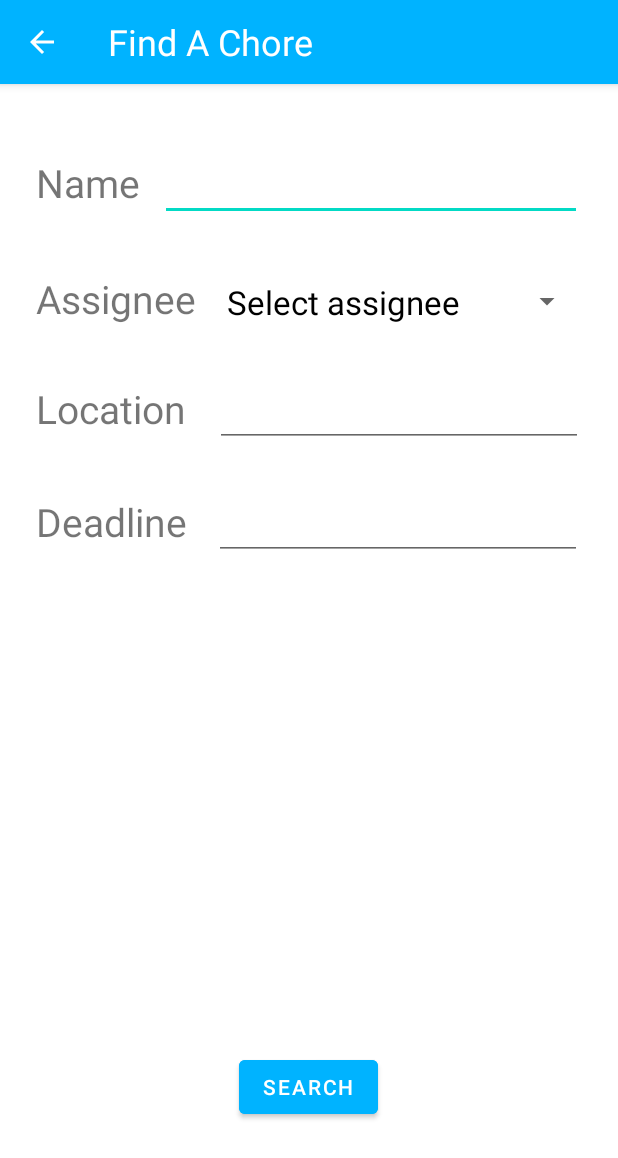
After one commit to oegi00/ChoreChart, an Android app: the SearchChoreActivity screen opened directly, with no data from a screen before it, on a phone screen of 412 x 824 dp. The commit adds this screen. Shown: the top 1158 px of the screen. Run offline under Robolectric (Android 15) with nearby library versions, the phone set to English and light mode, and no system bars.

Commit message:
Added Search Chore screen

```diff
--- a/ChoreChart/app/src/main/java/com/example/chorechart/activities/AddingRoommatesActivity.java
+++ b/ChoreChart/app/src/main/java/com/example/chorechart/activities/AddingRoommatesActivity.java
@@ -48,7 +48,6 @@ public class AddingRoommatesActivity extends AppCompatActivity {
         // When clicked, goes back to the previous activity
         toolbar.setNavigationIcon(ResourcesCompat.getDrawable(getResources(), R.drawable.ic_action_back, getTheme()));
         toolbar.setNavigationOnClickListener(view -> {
-            System.out.println("I am going back");
             onBackPressed();    // Using built-in function
         });
 
@@ -84,7 +83,8 @@ public class AddingRoommatesActivity extends AppCompatActivity {
         skipContinueButton.setOnClickListener(view -> {
             Intent addingRoommatesActivityIntent = getIntent();
             String addingRoommatesActivityMessage = addingRoommatesActivityIntent.getStringExtra("userName");
-            // To start a new Activity, uncomment the code below and enter the the name of the class to jump to. Remove this comment when finished.
+
+            // TODO To start a new Activity, uncomment the code below and enter the name of the class to jump to.
 
 //            Intent homeScreenIntent = new Intent(this, Enter the Class Name);
 //
@@ -118,6 +118,7 @@ public class AddingRoommatesActivity extends AppCompatActivity {
         return super.dispatchTouchEvent(ev);
     }
 
+    // Changes the button text
     private class InputValidator implements TextWatcher {
 
         @Override
--- /dev/null
+++ b/ChoreChart/app/src/main/java/com/example/chorechart/activities/SearchChoreActivity.java
@@ -0,0 +1,132 @@
+package com.example.chorechart.activities;
+
+import androidx.appcompat.app.AppCompatActivity;
+import androidx.appcompat.widget.Toolbar;
+import androidx.core.content.res.ResourcesCompat;
+
+import android.app.DatePickerDialog;
+import android.content.Context;
+import android.content.Intent;
+import android.icu.text.SimpleDateFormat;
+import android.icu.util.Calendar;
+import android.os.Bundle;
+import android.view.MotionEvent;
+import android.view.View;
+import android.view.inputmethod.InputMethodManager;
+import android.widget.AdapterView;
+import android.widget.ArrayAdapter;
+import android.widget.Button;
+import android.widget.EditText;
+import android.widget.Spinner;
+import android.widget.TextView;
+
+import com.example.chorechart.R;
+
+import java.util.ArrayList;
+import java.util.Locale;
+
+public class SearchChoreActivity extends AppCompatActivity {
+
+    private Toolbar toolbar;
+    private final Calendar calendar = Calendar.getInstance();
+    private EditText choreName;
+    private Spinner assignee;
+    private EditText location;
+    private EditText deadline;
+    private Button searchButton;
+    private int dropdownPosition = 0;   // Tracks the selected position of the dropdown menu
+    @Override
+    protected void onCreate(Bundle savedInstanceState) {
+        super.onCreate(savedInstanceState);
+        setContentView(R.layout.activity_search_chore);
+
+        toolbar = findViewById(R.id.searchScreenToolbar);
+        choreName = findViewById(R.id.searchChoreNameEditText);
+        assignee = findViewById(R.id.searchAssigneeSpinner);
+        location = findViewById(R.id.searchLocationEditView);
+        deadline = findViewById(R.id.searchDeadlineEditText);
+        searchButton = findViewById(R.id.searchChoreButton);
+
+        // TODO uncomment the following line
+        //Intent searchChoreActivityIntent = getIntent();
+        ArrayList<String> names = new ArrayList<>();
+        names.add("Select assignee");
+
+        // TODO uncomment next lines
+//        names.add(searchChoreActivityIntent.getStringExtra("userName"));
+//        String roommate1 = searchChoreActivityIntent.getStringExtra("roommate1");
+//        String roommate2 = searchChoreActivityIntent.getStringExtra("roommate2");
+//        String roommate3 = searchChoreActivityIntent.getStringExtra("roommate3");
+
+//        if (!roommate1.isEmpty()) { names.add(roommate1); }
+//        if (!roommate2.isEmpty()) { names.add(roommate2); }
+//        if (!roommate3.isEmpty()) { names.add(roommate3); }
+
+        ArrayAdapter<String> assigneeAdapter = new ArrayAdapter<>(this, R.layout.spinner__dropdown_item, names);
+        assignee.setAdapter(assigneeAdapter);
+
+        // Adds a back button to the toolbar
+        // When clicked, goes back to the previous activity
+        toolbar.setNavigationIcon(ResourcesCompat.getDrawable(getResources(), R.drawable.ic_action_back, getTheme()));
+        toolbar.setNavigationOnClickListener(view -> {
+            onBackPressed();    // Using built-in function
+        });
+
+        // Creates a Calendar popup
+        // Utilizes updateLabel function
+        DatePickerDialog.OnDateSetListener date = (datePicker, year, month, dayOfMonth) -> {
+            calendar.set(Calendar.YEAR, year);
+            calendar.set(Calendar.MONTH, month);
+            calendar.set(Calendar.DAY_OF_MONTH, dayOfMonth);
+            updateLabel();
+        };
+
+        // Gets the position of the selected item in the dropdown menu
+        assignee.setOnItemSelectedListener(new AdapterView.OnItemSelectedListener() {
+            @Override
+            public void onItemSelected(AdapterView<?> adapterView, View view, int position, long l) {
+                dropdownPosition = position;
+            }
+
+            @Override
+            public void onNothingSelected(AdapterView<?> adapterView) {
+            }
+        });
+
+        // Displays the Calendar popup when the user taps on the "Deadline" box
+        deadline.setOnClickListener(view -> new DatePickerDialog(SearchChoreActivity.this, date, calendar.get(Calendar.YEAR), calendar.get(Calendar.MONTH), calendar.get(Calendar.DAY_OF_MONTH)).show());
+
+        searchButton.setOnClickListener(view -> {
+            Intent searchResultsActivityIntent = new Intent(SearchChoreActivity.this, SearchResultsActivity.class);
+
+            searchResultsActivityIntent.putExtra("name", choreName.getText().toString());
+            searchResultsActivityIntent.putExtra("assignee", names.get(dropdownPosition));
+            searchResultsActivityIntent.putExtra("location", location.getText().toString());
+            searchResultsActivityIntent.putExtra("deadline", deadline.getText().toString());
+
+            startActivity(searchResultsActivityIntent);
+        });
+    }
+
+    // Removes virtual keyboard from the screen when the user taps anywhere on the screen except the EditText box
+    @Override
+    public boolean dispatchTouchEvent(MotionEvent ev) {
+        View view = getCurrentFocus();
+        if (view != null && (ev.getAction() == MotionEvent.ACTION_UP || ev.getAction() == MotionEvent.ACTION_MOVE) && view instanceof EditText && !view.getClass().getName().startsWith("android.webkit.")) {
+            int scrcoords[] = new int[2];
+            view.getLocationOnScreen(scrcoords);
+            float x = ev.getRawX() + view.getLeft() - scrcoords[0];
+            float y = ev.getRawY() + view.getTop() - scrcoords[1];
+            if (x < view.getLeft() || x > view.getRight() || y < view.getTop() || y > view.getBottom())
+                ((InputMethodManager)this.getSystemService(Context.INPUT_METHOD_SERVICE)).hideSoftInputFromWindow((this.getWindow().getDecorView().getApplicationWindowToken()), 0);
+        }
+        return super.dispatchTouchEvent(ev);
+    }
+
+    // Sets the date in the "Deadline" box according to the specified format
+    private void updateLabel() {
+        String format = "MM/dd/yyyy";
+        SimpleDateFormat dateFormat = new SimpleDateFormat(format, Locale.US);
+        deadline.setText(dateFormat.format(calendar.getTime()));
+    }
+}
--- /dev/null
+++ b/ChoreChart/app/src/main/java/com/example/chorechart/activities/SearchResultsActivity.java
@@ -0,0 +1,16 @@
+package com.example.chorechart.activities;
+
+import androidx.appcompat.app.AppCompatActivity;
+
+import android.os.Bundle;
+
+import com.example.chorechart.R;
+
+public class SearchResultsActivity extends AppCompatActivity {
+
+    @Override
+    protected void onCreate(Bundle savedInstanceState) {
+        super.onCreate(savedInstanceState);
+        setContentView(R.layout.activity_search_results);
+    }
+}
--- a/ChoreChart/app/src/main/res/layout/activity_adding_roommates.xml
+++ b/ChoreChart/app/src/main/res/layout/activity_adding_roommates.xml
@@ -27,7 +27,7 @@
         android:layout_marginTop="16dp"
         android:ems="10"
         android:inputType="textPersonName"
-        android:textAlignment="center"
+        android:textSize="18dp"
         app:layout_constraintEnd_toEndOf="parent"
         app:layout_constraintHorizontal_bias="0.94"
         app:layout_constraintStart_toStartOf="parent"
@@ -62,8 +62,8 @@
         android:layout_height="44dp"
         android:layout_marginTop="16dp"
         android:ems="10"
+        android:textSize="18dp"
         android:inputType="textPersonName"
-        android:textAlignment="center"
         android:visibility="gone"
         app:layout_constraintEnd_toEndOf="parent"
         app:layout_constraintHorizontal_bias="0.0"
@@ -86,9 +86,9 @@
         android:layout_width="246dp"
         android:layout_height="44dp"
         android:ems="10"
+        android:textSize="18dp"
         android:layout_marginTop="16dp"
         android:inputType="textPersonName"
-        android:textAlignment="center"
         android:visibility="gone"
         app:layout_constraintEnd_toEndOf="parent"
         app:layout_constraintHorizontal_bias="0.0"
--- a/ChoreChart/app/src/main/res/layout/activity_main.xml
+++ b/ChoreChart/app/src/main/res/layout/activity_main.xml
@@ -54,7 +54,7 @@
         android:layout_height="40dp"
         android:ems="10"
         android:inputType="textPersonName"
-        android:gravity="center"
+        android:textSize="18dp"
         app:layout_constraintBottom_toTopOf="@+id/login_screen_button"
         app:layout_constraintEnd_toEndOf="parent"
         app:layout_constraintHorizontal_bias="0.85"
@@ -73,6 +73,6 @@
         app:layout_constraintHorizontal_bias="0.768"
         app:layout_constraintStart_toStartOf="parent"
         app:layout_constraintTop_toBottomOf="@+id/app_description"
-        app:layout_constraintVertical_bias="0.388" />
+        app:layout_constraintVertical_bias="0.389" />
 
 </androidx.constraintlayout.widget.ConstraintLayout>
--- /dev/null
+++ b/ChoreChart/app/src/main/res/layout/activity_search_chore.xml
@@ -0,0 +1,125 @@
+<?xml version="1.0" encoding="utf-8"?>
+<androidx.constraintlayout.widget.ConstraintLayout xmlns:android="http://schemas.android.com/apk/res/android"
+    xmlns:app="http://schemas.android.com/apk/res-auto"
+    xmlns:tools="http://schemas.android.com/tools"
+    android:layout_width="match_parent"
+    android:layout_height="match_parent"
+    tools:context=".activities.SearchChoreActivity">
+
+    <include
+        android:id="@+id/searchScreenToolbar"
+        layout="@layout/search_screen_toolbar"/>
+
+    <EditText
+        android:id="@+id/searchChoreNameEditText"
+        android:layout_width="281dp"
+        android:layout_height="43dp"
+        android:layout_marginTop="48dp"
+        android:layout_marginEnd="24dp"
+        android:ems="10"
+        android:inputType="textPersonName"
+        android:textSize="22dp"
+        app:layout_constraintEnd_toEndOf="parent"
+        app:layout_constraintTop_toBottomOf="@+id/searchScreenToolbar" />
+
+    <TextView
+        android:id="@+id/searchNameTextView"
+        android:layout_width="wrap_content"
+        android:layout_height="43dp"
+        android:layout_marginTop="48dp"
+        android:text="Name"
+        android:textSize="26dp"
+        app:layout_constraintEnd_toStartOf="@+id/searchChoreNameEditText"
+        app:layout_constraintHorizontal_bias="0.648"
+        app:layout_constraintStart_toStartOf="parent"
+        app:layout_constraintTop_toBottomOf="@+id/searchScreenToolbar" />
+
+    <TextView
+        android:id="@+id/searchAssigneeTextView"
+        android:layout_width="107dp"
+        android:layout_height="43dp"
+        android:layout_marginStart="24dp"
+        android:layout_marginTop="34dp"
+        android:text="Assignee"
+        android:textSize="26dp"
+        app:layout_constraintStart_toStartOf="parent"
+        app:layout_constraintTop_toBottomOf="@+id/searchNameTextView" />
+
+    <Spinner
+        android:id="@+id/searchAssigneeSpinner"
+        android:layout_width="245dp"
+        android:layout_height="43dp"
+        android:layout_marginTop="32dp"
+        android:spinnerMode="dropdown"
+        app:layout_constraintEnd_toEndOf="parent"
+        app:layout_constraintHorizontal_bias="0.333"
+        app:layout_constraintStart_toEndOf="@+id/searchAssigneeTextView"
+        app:layout_constraintTop_toBottomOf="@+id/searchChoreNameEditText" />
+
+    <TextView
+        android:id="@+id/searchLocationTextView"
+        android:layout_width="107dp"
+        android:layout_height="43dp"
+        android:layout_marginStart="24dp"
+        android:layout_marginTop="30dp"
+        android:text="Location"
+        android:textSize="26dp"
+        app:layout_constraintStart_toStartOf="parent"
+        app:layout_constraintTop_toBottomOf="@+id/searchAssigneeTextView" />
+
+    <EditText
+        android:id="@+id/searchLocationEditView"
+        android:layout_width="245dp"
+        android:layout_height="43dp"
+        android:layout_marginTop="32dp"
+        android:ems="10"
+        android:inputType="textPersonName"
+        android:textSize="22dp"
+        app:layout_constraintEnd_toEndOf="parent"
+        app:layout_constraintHorizontal_bias="0.342"
+        app:layout_constraintStart_toEndOf="@+id/searchLocationTextView"
+        app:layout_constraintTop_toBottomOf="@+id/searchAssigneeSpinner" />
+
+    <TextView
+        android:id="@+id/searchDeadlineTextView"
+        android:layout_width="107dp"
+        android:layout_height="43dp"
+        android:layout_marginStart="24dp"
+        android:layout_marginTop="32dp"
+        android:text="Deadline"
+        android:textSize="26dp"
+        app:layout_constraintStart_toStartOf="parent"
+        app:layout_constraintTop_toBottomOf="@+id/searchLocationTextView" />
+
+    <EditText
+        android:id="@+id/searchDeadlineEditText"
+        android:layout_width="245dp"
+        android:layout_height="43dp"
+        android:layout_marginTop="32dp"
+        android:clickable="false"
+        android:cursorVisible="false"
+        android:ems="10"
+        android:focusable="false"
+        android:focusableInTouchMode="false"
+        android:longClickable="false"
+        android:textSize="22dp"
+        app:layout_constraintEnd_toEndOf="parent"
+        app:layout_constraintHorizontal_bias="0.314"
+        app:layout_constraintStart_toEndOf="@+id/searchDeadlineTextView"
+        app:layout_constraintTop_toBottomOf="@+id/searchLocationEditView" />
+
+    <Button
+        android:id="@+id/searchChoreButton"
+        android:layout_width="wrap_content"
+        android:layout_height="wrap_content"
+        android:text="Search"
+        android:backgroundTint="#00b3ff"
+        android:textColor="@color/white"
+        app:layout_constraintBottom_toBottomOf="parent"
+        app:layout_constraintEnd_toEndOf="parent"
+        app:layout_constraintHorizontal_bias="0.498"
+        app:layout_constraintStart_toStartOf="parent"
+        app:layout_constraintTop_toBottomOf="@+id/searchDeadlineEditText"
+        app:layout_constraintVertical_bias="0.813" />
+
+</androidx.constraintlayout.widget.ConstraintLayout>
--- /dev/null
+++ b/ChoreChart/app/src/main/res/layout/activity_search_results.xml
@@ -0,0 +1,9 @@
+<?xml version="1.0" encoding="utf-8"?>
+<androidx.constraintlayout.widget.ConstraintLayout xmlns:android="http://schemas.android.com/apk/res/android"
+    xmlns:app="http://schemas.android.com/apk/res-auto"
+    xmlns:tools="http://schemas.android.com/tools"
+    android:layout_width="match_parent"
+    android:layout_height="match_parent"
+    tools:context=".activities.SearchResultsActivity">
+
+</androidx.constraintlayout.widget.ConstraintLayout>
--- /dev/null
+++ b/ChoreChart/app/src/main/res/layout/search_screen_toolbar.xml
@@ -0,0 +1,20 @@
+<?xml version="1.0" encoding="utf-8"?>
+<androidx.appcompat.widget.Toolbar xmlns:android="http://schemas.android.com/apk/res/android"
+    android:layout_width="match_parent"
+    android:layout_height="wrap_content"
+    xmlns:app="http://schemas.android.com/apk/res-auto"
+    android:background="#00b3ff"
+    android:elevation="4dp"
+    android:theme="@style/ThemeOverlay.AppCompat.Dark.ActionBar"
+    app:popupTheme="@style/ThemeOverlay.AppCompat.Light"
+    >
+    <TextView
+        android:id="@+id/searchScreenToolBarTitle"
+        android:layout_width="wrap_content"
+        android:layout_height="wrap_content"
+        android:textColor="@color/white"
+        android:text="Find A Chore"
+        android:textSize="24dp"
+        />
+
+</androidx.appcompat.widget.Toolbar>
--- /dev/null
+++ b/ChoreChart/app/src/main/res/layout/spinner__dropdown_item.xml
@@ -0,0 +1,10 @@
+<?xml version="1.0" encoding="utf-8"?>
+
+<TextView xmlns:android="http://schemas.android.com/apk/res/android"
+    android:id="@android:id/text1"
+    style="?attr/spinnerDropDownItemStyle"
+    android:singleLine="true"
+    android:layout_width="match_parent"
+    android:layout_height="?attr/dropdownListPreferredItemHeight"
+    android:ellipsize="marquee"
+    android:textSize="22dp"/>
```
Also changed, not shown: ChoreChart/app/src/main/AndroidManifest.xml (+7 -1 lines).
